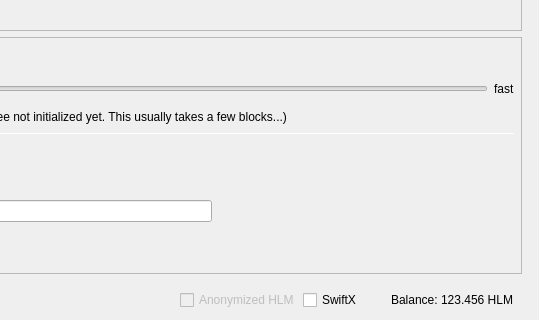
First picture: the form in src/qt/forms/sendcoinsdialog.ui, repository heliumchain/squorum, before the edit; both pictures show x 439 to 978 and y 375 to 695 of the 978 by 695 pixel window.
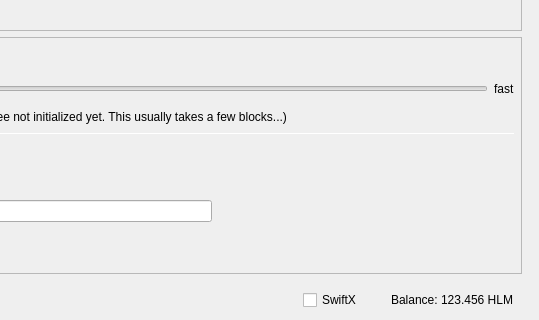
Second picture: the form after the edit. Icons and pictures are not drawn. Custom widgets are drawn as their Qt base class.

Diff of the .ui file:
```diff
--- a/src/qt/forms/sendcoinsdialog.ui
+++ b/src/qt/forms/sendcoinsdialog.ui
@@ -1680,16 +1680,6 @@
              <property name="spacing">
               <number>3</number>
              </property>
-             <item>
-              <widget class="QCheckBox" name="checkzPIV">
-               <property name="enabled">
-                <bool>false</bool>
-               </property>
-               <property name="text">
-                <string>Anonymized HLM</string>
-               </property>
-              </widget>
-             </item>
              <item>
               <widget class="QCheckBox" name="checkSwiftTX">
                <property name="enabled">
```
